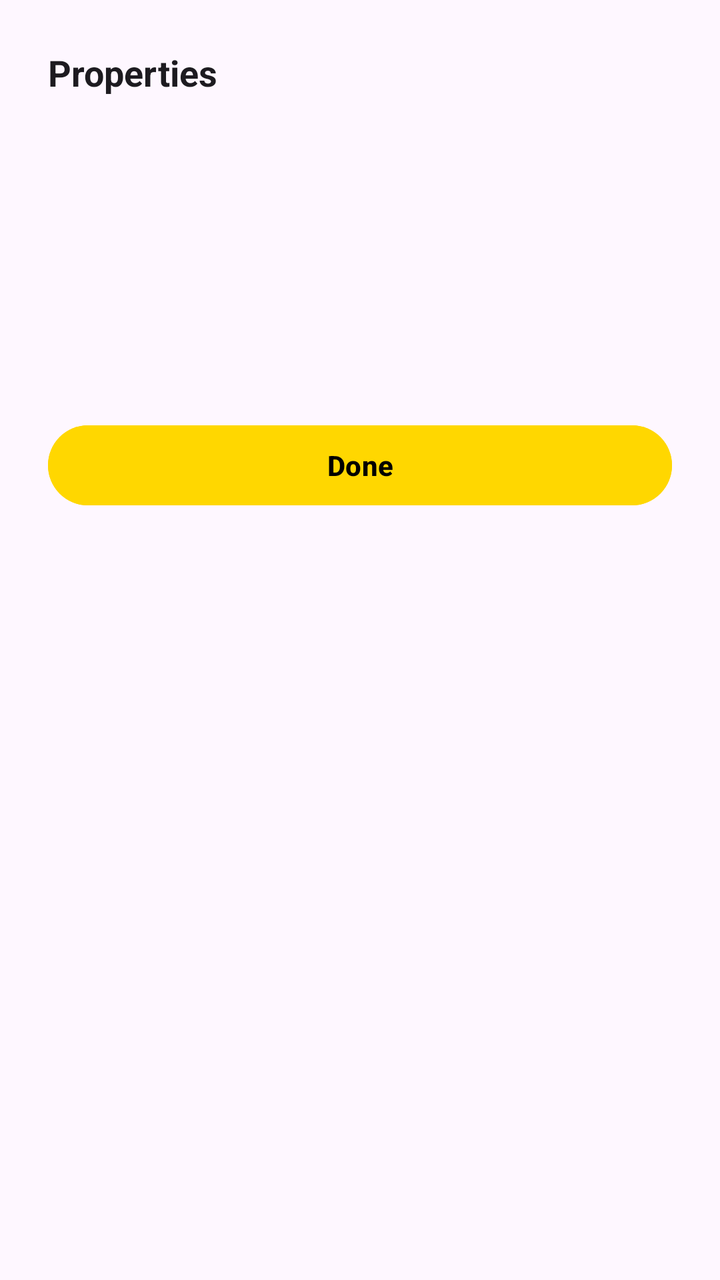
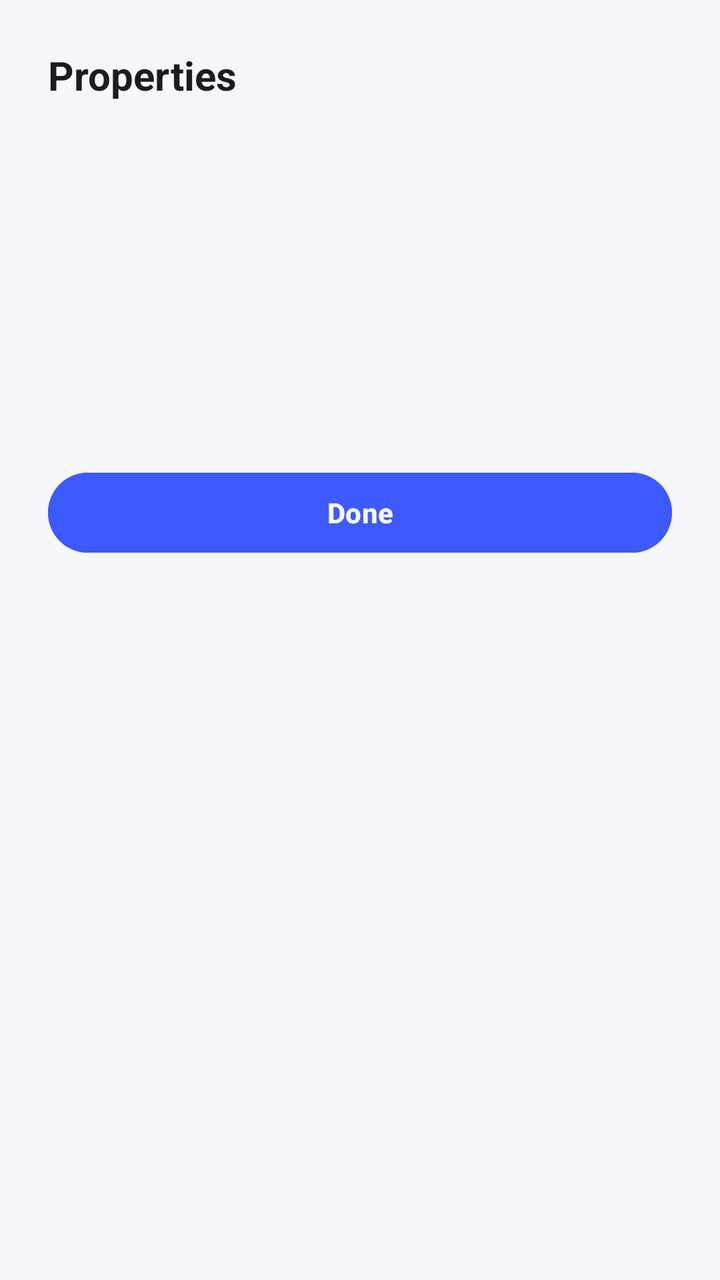

Two renders of the same Android screen: before a commit and after it. Below are the layout's source before the change and the commit's diff.
<!-- AndroidManifest.xml: application theme Theme.FileManagerVIP -->
<!-- res/layout/dialog_properties.xml -->
<?xml version="1.0" encoding="utf-8"?>
<LinearLayout
    xmlns:android="http://schemas.android.com/apk/res/android"
    android:layout_width="match_parent"
    android:layout_height="wrap_content"
    android:orientation="vertical"
    android:padding="24dp">

    <TextView
        android:layout_width="match_parent"
        android:layout_height="wrap_content"
        android:text="@string/properties"
        android:textColor="?attr/colorOnSurface"
        android:textSize="18sp"
        android:textStyle="bold" />

    <TextView
        android:id="@+id/prop_name"
        android:layout_width="match_parent"
        android:layout_height="wrap_content"
        android:layout_marginTop="16dp"
        android:textColor="?attr/colorOnSurface"
        android:textSize="16sp"
        android:textStyle="bold" />

    <TextView
        android:id="@+id/prop_path"
        android:layout_width="match_parent"
        android:layout_height="wrap_content"
        android:layout_marginTop="8dp"
        android:textColor="?attr/colorOnSurfaceVariant"
        android:textSize="13sp" />

    <TextView
        android:id="@+id/prop_size"
        android:layout_width="match_parent"
        android:layout_height="wrap_content"
        android:layout_marginTop="8dp"
        android:textColor="?attr/colorOnSurfaceVariant"
        android:textSize="13sp" />

    <TextView
        android:id="@+id/prop_modified"
        android:layout_width="match_parent"
        android:layout_height="wrap_content"
        android:layout_marginTop="8dp"
        android:textColor="?attr/colorOnSurfaceVariant"
        android:textSize="13sp" />

    <TextView
        android:id="@+id/prop_items"
        android:layout_width="match_parent"
        android:layout_height="wrap_content"
        android:layout_marginTop="8dp"
        android:textColor="?attr/colorOnSurfaceVariant"
        android:textSize="13sp" />

    <Button
        android:id="@+id/prop_btn_close"
        android:layout_width="match_parent"
        android:layout_height="wrap_content"
        android:layout_marginTop="20dp"
        android:backgroundTint="@color/vip_gold"
        android:text="@string/done"
        android:textColor="@color/black"
        android:textStyle="bold" />
</LinearLayout>
<!-- resources referenced by this layout -->
<resources>
  <color name="black">#000000</color>
  <color name="vip_gold">#FFD700</color>
  <string name="done">Done</string>
  <string name="properties">Properties</string>
  <style name="Theme.FileManagerVIP" parent="Theme.Material3.DayNight.NoActionBar">
          <item name="colorPrimary">@color/vip_purple</item>
          <item name="colorOnPrimary">@color/white</item>
          <item name="colorSecondary">@color/gold</item>
          <item name="colorOnSecondary">@color/black</item>
          <item name="android:statusBarColor">@color/vip_black</item>
          <item name="android:navigationBarColor">@color/vip_black</item>
      </style>
  <color name="vip_purple">#16213E</color>
  <color name="white">#FFFFFF</color>
  <color name="gold">#FFD700</color>
  <color name="vip_black">#1A1A2E</color>
</resources>

<!-- the commit's change to res/layout/dialog_properties.xml (unified diff, before → after) -->
@@ -1,6 +1,7 @@
 <?xml version="1.0" encoding="utf-8"?>
 <LinearLayout
     xmlns:android="http://schemas.android.com/apk/res/android"
+    xmlns:app="http://schemas.android.com/apk/res-auto"
     android:layout_width="match_parent"
     android:layout_height="wrap_content"
     android:orientation="vertical"
@@ -11,23 +12,25 @@
         android:layout_height="wrap_content"
         android:text="@string/properties"
         android:textColor="?attr/colorOnSurface"
-        android:textSize="18sp"
+        android:textSize="20sp"
         android:textStyle="bold" />
 
     <TextView
         android:id="@+id/prop_name"
         android:layout_width="match_parent"
         android:layout_height="wrap_content"
-        android:layout_marginTop="16dp"
+        android:layout_marginTop="20dp"
         android:textColor="?attr/colorOnSurface"
-        android:textSize="16sp"
+        android:textSize="17sp"
         android:textStyle="bold" />
 
     <TextView
         android:id="@+id/prop_path"
         android:layout_width="match_parent"
         android:layout_height="wrap_content"
-        android:layout_marginTop="8dp"
+        android:layout_marginTop="10dp"
+        android:fontFamily="monospace"
+        android:lineSpacingExtra="3dp"
         android:textColor="?attr/colorOnSurfaceVariant"
         android:textSize="13sp" />
 
@@ -35,33 +38,34 @@
         android:id="@+id/prop_size"
         android:layout_width="match_parent"
         android:layout_height="wrap_content"
-        android:layout_marginTop="8dp"
+        android:layout_marginTop="10dp"
         android:textColor="?attr/colorOnSurfaceVariant"
-        android:textSize="13sp" />
+        android:textSize="14sp" />
 
     <TextView
         android:id="@+id/prop_modified"
         android:layout_width="match_parent"
         android:layout_height="wrap_content"
-        android:layout_marginTop="8dp"
+        android:layout_marginTop="10dp"
         android:textColor="?attr/colorOnSurfaceVariant"
-        android:textSize="13sp" />
+        android:textSize="14sp" />
 
     <TextView
         android:id="@+id/prop_items"
         android:layout_width="match_parent"
         android:layout_height="wrap_content"
-        android:layout_marginTop="8dp"
+        android:layout_marginTop="10dp"
         android:textColor="?attr/colorOnSurfaceVariant"
-        android:textSize="13sp" />
+        android:textSize="14sp" />
 
-    <Button
+    <com.google.android.material.button.MaterialButton
         android:id="@+id/prop_btn_close"
         android:layout_width="match_parent"
         android:layout_height="wrap_content"
-        android:layout_marginTop="20dp"
-        android:backgroundTint="@color/vip_gold"
+        android:layout_marginTop="24dp"
+        android:backgroundTint="@color/primary"
         android:text="@string/done"
-        android:textColor="@color/black"
-        android:textStyle="bold" />
+        android:textColor="@color/on_primary"
+        android:textStyle="bold"
+        app:cornerRadius="28dp" />
 </LinearLayout>
<!-- resource entries referenced after the edit -->
@@ -1,20 +1,44 @@
 <!-- resources referenced by this layout -->
 <resources>
-  <color name="black">#000000</color>
-  <color name="vip_gold">#FFD700</color>
+  <color name="on_primary">#FFFFFF</color>
+  <color name="primary">#3D5AFE</color>
   <string name="done">Done</string>
   <string name="properties">Properties</string>
-  <style name="Theme.FileManagerVIP" parent="Theme.Material3.DayNight.NoActionBar">
-          <item name="colorPrimary">@color/vip_purple</item>
-          <item name="colorOnPrimary">@color/white</item>
-          <item name="colorSecondary">@color/gold</item>
-          <item name="colorOnSecondary">@color/black</item>
-          <item name="android:statusBarColor">@color/vip_black</item>
-          <item name="android:navigationBarColor">@color/vip_black</item>
+  <style name="Theme.FileManagerVIP" parent="Theme.Material3.Light.NoActionBar">
+          <item name="colorPrimary">@color/primary</item>
+          <item name="colorOnPrimary">@color/on_primary</item>
+          <item name="colorPrimaryContainer">@color/primary_light</item>
+          <item name="colorOnPrimaryContainer">@color/primary_dark</item>
+          <item name="colorSecondary">@color/secondary</item>
+          <item name="colorOnSecondary">@color/on_secondary</item>
+          <item name="colorSecondaryContainer">@color/secondary_light</item>
+          <item name="colorOnSecondaryContainer">@color/secondary_dark</item>
+          <item name="colorTertiary">@color/accent</item>
+          <item name="colorOnTertiary">@color/on_accent</item>
+          <item name="colorSurface">@color/surface_light</item>
+          <item name="colorOnSurface">@color/text_primary_light</item>
+          <item name="colorSurfaceVariant">@color/bg_light</item>
+          <item name="colorOnSurfaceVariant">@color/text_secondary_light</item>
+          <item name="colorOutline">@color/divider_light</item>
+          <item name="colorOutlineVariant">@color/divider_light</item>
+          <item name="android:colorBackground">@color/bg_light</item>
+          <item name="android:statusBarColor">@color/bg_light</item>
+          <item name="android:navigationBarColor">@color/surface_light</item>
+          <item name="android:windowLightStatusBar">true</item>
+          <item name="android:windowBackground">@color/bg_light</item>
       </style>
-  <color name="vip_purple">#16213E</color>
-  <color name="white">#FFFFFF</color>
-  <color name="gold">#FFD700</color>
-  <color name="vip_black">#1A1A2E</color>
+  <color name="primary_light">#B2C0FF</color>
+  <color name="primary_dark">#0031CA</color>
+  <color name="secondary">#651FFF</color>
+  <color name="on_secondary">#FFFFFF</color>
+  <color name="secondary_light">#C7B8FF</color>
+  <color name="secondary_dark">#3100B7</color>
+  <color name="accent">#00C853</color>
+  <color name="on_accent">#FFFFFF</color>
+  <color name="surface_light">#FFFFFF</color>
+  <color name="text_primary_light">#1A1C22</color>
+  <color name="bg_light">#F6F7FB</color>
+  <color name="text_secondary_light">#6B7280</color>
+  <color name="divider_light">#EAECF0</color>
 </resources>
 
